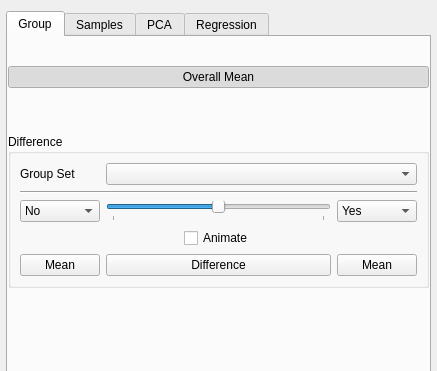
The window that Studio/src/Application/Analysis/AnalysisTool.ui (SCIInstitute/ShapeWorks) describes before a commit, drawn with Qt 5; both pictures show x 0 to 437 and y 0 to 371 of the 437 by 730 pixel window.
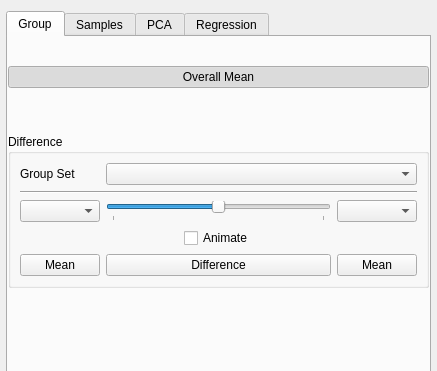
The same window after the commit. Custom widgets are drawn as their Qt base class.

Commit message: New group buttons.

```diff
--- a/Studio/src/Application/Analysis/AnalysisTool.ui
+++ b/Studio/src/Application/Analysis/AnalysisTool.ui
@@ -421,13 +421,7 @@
            </widget>
           </item>
           <item row="2" column="0">
-           <widget class="QComboBox" name="group_left">
-            <item>
-             <property name="text">
-              <string>No</string>
-             </property>
-            </item>
-           </widget>
+           <widget class="QComboBox" name="group_left"/>
           </item>
           <item row="4" column="1">
            <widget class="QPushButton" name="difference_button">
@@ -538,13 +532,7 @@
            </widget>
           </item>
           <item row="2" column="2">
-           <widget class="QComboBox" name="group_right">
-            <item>
-             <property name="text">
-              <string>Yes</string>
-             </property>
-            </item>
-           </widget>
+           <widget class="QComboBox" name="group_right"/>
           </item>
           <item row="1" column="0" colspan="3">
            <widget class="Line" name="line">
```
Left out of the diff: 4 changed lines with no effect on the pictures. The commit also changes 3 other files.
